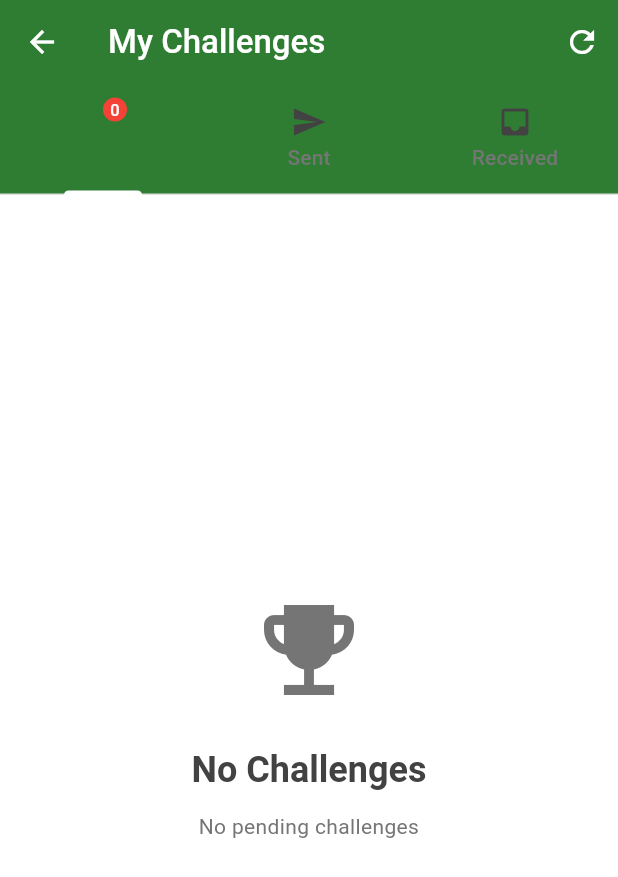
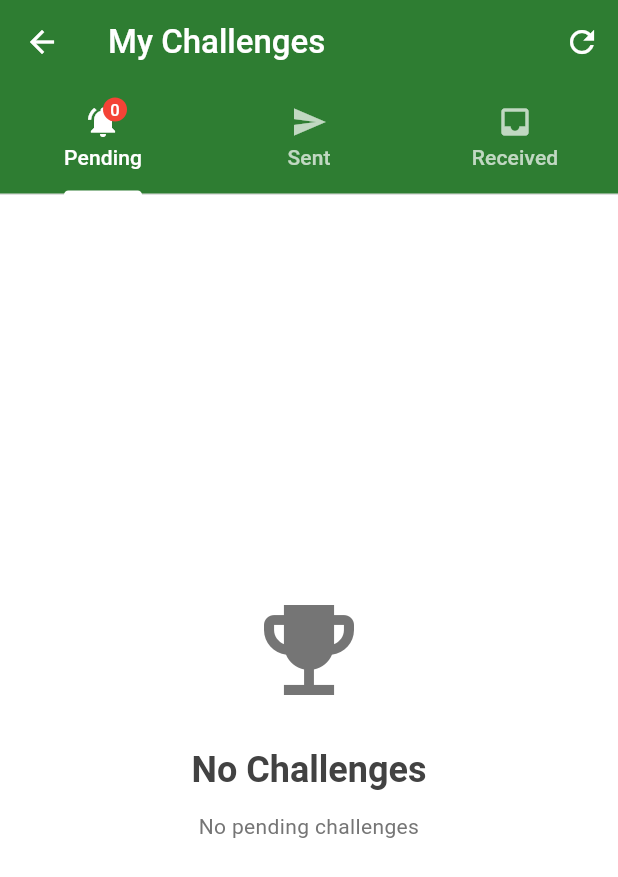
Before and after one commit to dipan0saha/elite_tennis_ladder, a Flutter app: the ChallengesListScreen screen opened directly, on a phone screen of 412 x 824 dp. Shown: the top 877 px of the screen. Run offline on Flutter 3.47's test engine with Material 3 defaults, Android fonts, the phone set to English and light mode, and no system bars; our stand-ins replace flutter_dotenv, image_picker, supabase_flutter; accounts and stored records are empty.

Commit message:
Update TabBar colors to use theme onPrimary
Set TabBar label, unselected label, and indicator colors to use the theme's onPrimary color for better contrast and theme adaptation in both ChallengesListScreen and LadderListScreen.

```diff
--- a/lib/screens/challenges_list_screen.dart
+++ b/lib/screens/challenges_list_screen.dart
@@ -219,6 +219,11 @@ class _ChallengesListScreenState extends State<ChallengesListScreen>
         title: const Text('My Challenges'),
         bottom: TabBar(
           controller: _tabController,
+          // Use theme onPrimary for contrast so it adapts to app theme
+          labelColor: Theme.of(context).colorScheme.onPrimary,
+          unselectedLabelColor:
+              Theme.of(context).colorScheme.onPrimary.withOpacity(0.7),
+          indicatorColor: Theme.of(context).colorScheme.onPrimary,
           tabs: [
             Tab(
               text: 'Pending',
--- a/lib/screens/ladder_list_screen.dart
+++ b/lib/screens/ladder_list_screen.dart
@@ -85,6 +85,11 @@ class _LadderListScreenState extends State<LadderListScreen>
         title: const Text('Tennis Ladders'),
         bottom: TabBar(
           controller: _tabController,
+          // Use theme onPrimary for contrast so it adapts to app theme
+          labelColor: Theme.of(context).colorScheme.onPrimary,
+          unselectedLabelColor:
+              Theme.of(context).colorScheme.onPrimary.withOpacity(0.7),
+          indicatorColor: Theme.of(context).colorScheme.onPrimary,
           tabs: const [
             Tab(text: 'Public', icon: Icon(Icons.public)),
             Tab(text: 'My Ladders', icon: Icon(Icons.admin_panel_settings)),
```
